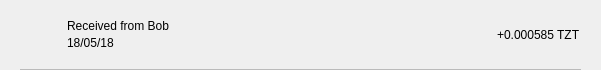
altecoin-altc/altecoin, file src/qt/tanzanite/forms/txrow.ui: the form before one commit.
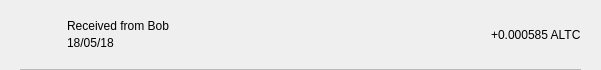
The form after the commit.

The edit to the form file:
```diff
--- a/src/qt/tanzanite/forms/txrow.ui
+++ b/src/qt/tanzanite/forms/txrow.ui
@@ -138,7 +138,7 @@
             <string notr="true"/>
            </property>
            <property name="text">
-            <string>+0.000585 TZT</string>
+            <string>+0.000585 ALTC</string>
            </property>
           </widget>
          </item>
```
